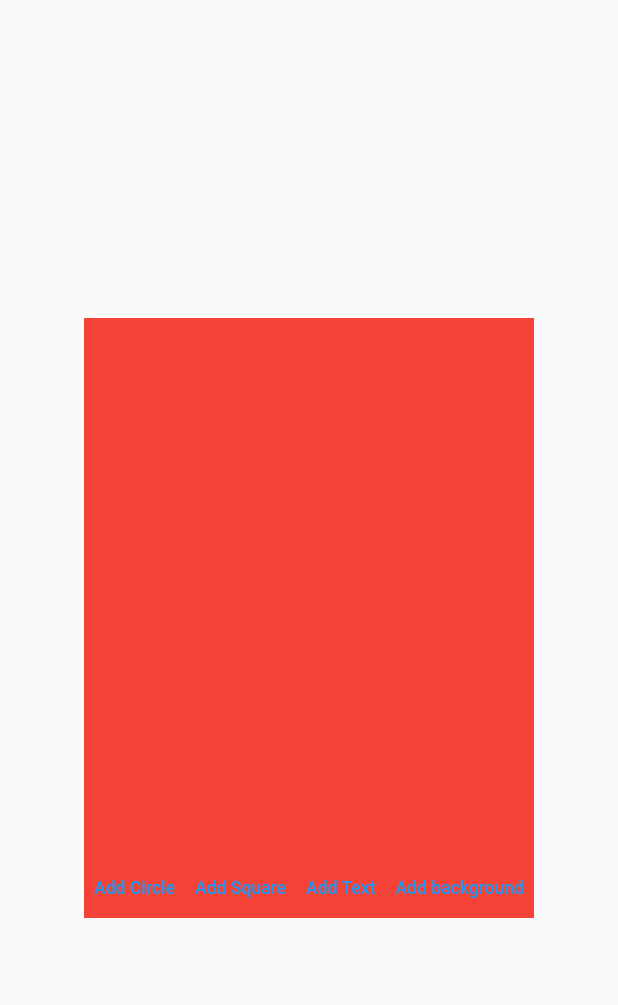
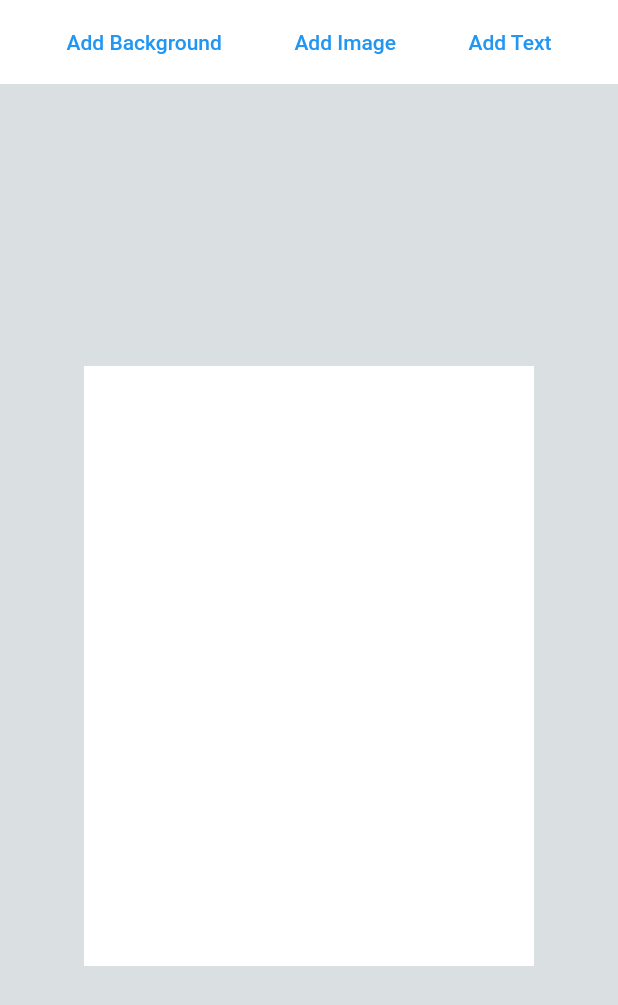
Before and after one commit to Jifflis/id-generator, a Flutter app: the screen it shows after launch, on a phone screen of 412 x 824 dp. Shown: the top 1005 px of the screen. Run offline on Flutter 3.47's test engine with Material 2 defaults, Android fonts, the phone set to English and light mode, and no system bars; our stand-ins replace auto_route, bloc, file_picker, flutter_bloc, freezed_annotation; generated files the repository leaves out were written again.

Commit message:
Update layout

```diff
--- /dev/null
+++ b/lib/app/style.dart
@@ -0,0 +1,43 @@
+import 'package:flutter/material.dart';
+
+class Style {
+  static const double spacing8 = 8;
+
+  ///Padding ========================================================
+  static const EdgeInsets primaryPadding = EdgeInsets.all(4);
+
+  ///Colors =========================================================
+  static const Color colorWhite = Colors.white;
+
+  /// Grey1 - Used: Bottom Nav not selected icons, grey checkmarks, typography
+  static const Color colorGrey1 = Color(0xFF555759);
+
+  /// Grey2 - Used: Search boxes, input boxes,
+  static const Color colorGrey2 = Color(0xFFB0B1B3);
+
+  /// Grey3 - Used: toggle switch
+  static const Color colorGrey3 = Color(0xFFDADFE1);
+
+  /// Grey4 - Used: app header
+  static const Color colorGrey4 = Color(0xFFF1F2F3);
+
+  /// Screen Background - Used: for screen background to give translucent effect.
+  static const Color colorScreenBackground = Color(0x4DDADFE1);
+
+  /// White Card - Used: on cards to leave translucent effect.
+  static const Color colorWhiteCard = Color(0xFAFFFFFF);
+
+  /// Transparent - Used: to hide
+  static const Color colorTransparent = Colors.transparent;
+
+  ///Text Styling =====================================================
+  static const boldFontWeight = FontWeight.w700;
+  static const semiBoldFontWeight = FontWeight.w600;
+  static const mediumFontWeight = FontWeight.w500;
+  static const regularFontWeight = FontWeight.w400;
+  static const lightFontWeight = FontWeight.w300;
+
+  /// bodyCopy - 14pt regular
+  static TextStyle get bodyCopy =>
+      const TextStyle(fontSize: 14, height: 1.25, letterSpacing: 0, fontWeight: regularFontWeight);
+}
--- a/lib/features/id_painter/painter_widget.dart
+++ b/lib/features/id_painter/painter_widget.dart
@@ -6,6 +6,7 @@ import 'package:flutter/material.dart' hide Image;
 import 'package:id_generator/features/id_painter/model/circle.dart';
 import 'package:id_generator/features/id_painter/model/square.dart';
 
+import '../../app/style.dart';
 import 'model/id_painter.dart';
 import 'model/shape.dart';
 
@@ -67,20 +68,26 @@ class _PainterWidgetState extends State<PainterWidget> {
   }
 
   @override
+  void didUpdateWidget(covariant PainterWidget oldWidget) {
+    _backgroundImage = widget.backgroundImage;
+    super.didUpdateWidget(oldWidget);
+  }
+
+  @override
   Widget build(BuildContext context) {
     return Container(
       width: widget.width,
       height: widget.height,
-      color: Colors.red,
+      color: Style.colorWhite,
       child: Column(
         mainAxisAlignment: MainAxisAlignment.center,
         crossAxisAlignment: CrossAxisAlignment.center,
         children: [
-          Expanded(
-            child: GestureDetector(
+          GestureDetector(
             onTapDown: _onTapDownFn,
             onPanUpdate: _onPanUpdateFn,
             child: CustomPaint(
+              size: Size(widget.width, widget.height),
               painter: IdPainter(
                 shapes: _shapes,
                 selectedShape: _selectedShape,
@@ -88,73 +95,72 @@ class _PainterWidgetState extends State<PainterWidget> {
               ),
             ),
           ),
-          ),
-          FittedBox(
-            child: Row(
-              crossAxisAlignment: CrossAxisAlignment.center,
-              mainAxisAlignment: MainAxisAlignment.center,
-              children: [
-                TextButton(
-                  onPressed: () {
-                    _shapes.insert(
-                        0,
-                        Circle(
-                            radius: 40,
-                            offset: const Offset(300 / 2, 500 / 2),
-                            paint: Paint()
-                              ..color = Colors.lightGreenAccent
-                              ..strokeWidth = 3
-                              ..style = PaintingStyle.fill
-                              ..strokeCap = StrokeCap.round));
-                  },
-                  child: const Text('Add Circle'),
-                ),
-                TextButton(
-                  onPressed: () {
-                    _shapes.insert(
-                        0,
-                        Square(
-                            size: 80,
-                            offset: const Offset(300 / 2, 500 / 2),
-                            paint: Paint()
-                              ..color = Colors.yellow
-                              ..strokeWidth = 3
-                              ..style = PaintingStyle.fill
-                              ..strokeCap = StrokeCap.round));
-                  },
-                  child: const Text('Add Square'),
-                ),
-                TextButton(
-                  onPressed: () {
-                    //  _handleSavePressed();
-                    // shapes.add(TextShape(
-                    //   text: 'Sample Text',
-                    //   textStyle: TextStyle(backgroundColor: Colors.green),
-                    //   offset: const Offset(300 / 2, 500 / 2),
-                    //   maxWidth: 100,
-                    // ));
-                  },
-                  child: const Text('Add Text'),
-                ),
-                TextButton(
-                  onPressed: () async {
-                    FilePickerResult? result = await FilePicker.platform.pickFiles(withData: true);
-
-                    if (result != null) {
-                      final bytes = result.files.first.bytes;
-                      if (bytes != null) {
-                        _backgroundImage = await decodeImageFromList(bytes);
-                        setState(() {});
-                      }
-                    } else {
-                      // User canceled the picker
-                    }
-                  },
-                  child: const Text('Add background'),
-                ),
-              ],
-            ),
-          )
+          // FittedBox(
+          //   child: Row(
+          //     crossAxisAlignment: CrossAxisAlignment.center,
+          //     mainAxisAlignment: MainAxisAlignment.center,
+          //     children: [
+          //       TextButton(
+          //         onPressed: () {
+          //           _shapes.insert(
+          //               0,
+          //               Circle(
+          //                   radius: 40,
+          //                   offset: const Offset(300 / 2, 500 / 2),
+          //                   paint: Paint()
+          //                     ..color = Colors.lightGreenAccent
+          //                     ..strokeWidth = 3
+          //                     ..style = PaintingStyle.fill
+          //                     ..strokeCap = StrokeCap.round));
+          //         },
+          //         child: const Text('Add Circle'),
+          //       ),
+          //       TextButton(
+          //         onPressed: () {
+          //           _shapes.insert(
+          //               0,
+          //               Square(
+          //                   size: 80,
+          //                   offset: const Offset(300 / 2, 500 / 2),
+          //                   paint: Paint()
+          //                     ..color = Colors.yellow
+          //                     ..strokeWidth = 3
+          //                     ..style = PaintingStyle.fill
+          //                     ..strokeCap = StrokeCap.round));
+          //         },
+          //         child: const Text('Add Square'),
+          //       ),
+          //       TextButton(
+          //         onPressed: () {
+          //           //  _handleSavePressed();
+          //           // shapes.add(TextShape(
+          //           //   text: 'Sample Text',
+          //           //   textStyle: TextStyle(backgroundColor: Colors.green),
+          //           //   offset: const Offset(300 / 2, 500 / 2),
+          //           //   maxWidth: 100,
+          //           // ));
+          //         },
+          //         child: const Text('Add Text'),
+          //       ),
+          //       TextButton(
+          //         onPressed: () async {
+          //           FilePickerResult? result = await FilePicker.platform.pickFiles(withData: true);
+          //
+          //           if (result != null) {
+          //             final bytes = result.files.first.bytes;
+          //             if (bytes != null) {
+          //               _backgroundImage = await decodeImageFromList(bytes);
+          //               setState(() {});
+          //             }
+          //           } else {
+          //             // User canceled the picker
+          //           }
+          //         },
+          //         child: const Text('Add background'),
+          //       ),
+          //     ],
+          //   ),
+          // )
         ],
       ),
     );
--- a/lib/features/page_layout/cubit/page_layout_cubit.dart
+++ b/lib/features/page_layout/cubit/page_layout_cubit.dart
@@ -2,7 +2,6 @@ import 'dart:ui';
 
 import 'package:collection/collection.dart';
 import 'package:bloc/bloc.dart';
-import 'package:flutter/material.dart' hide Image;
 import 'package:freezed_annotation/freezed_annotation.dart';
 
 import '../../id_painter/model/shape.dart';
--- a/lib/features/page_layout/page_layout.dart
+++ b/lib/features/page_layout/page_layout.dart
@@ -1,25 +1,85 @@
+import 'package:auto_route/auto_route.dart';
+import 'package:file_picker/file_picker.dart';
 import 'package:flutter/material.dart' hide Image;
+import 'package:flutter_bloc/flutter_bloc.dart';
+import 'package:id_generator/features/page_layout/cubit/page_layout_cubit.dart';
+import 'package:id_generator/features/page_layout/widgets/card_options.dart';
 
+import '../../app/style.dart';
 import '../id_painter/painter_widget.dart';
 
-class PageLayout extends StatefulWidget {
+class PageLayout extends StatefulWidget with AutoRouteWrapper {
   const PageLayout({
     Key? key,
   }) : super(key: key);
 
   @override
   State<PageLayout> createState() => _PageLayoutState();
+
+  @override
+  Widget wrappedRoute(BuildContext context) {
+    return BlocProvider(
+      create: (_) => PageLayoutCubit(),
+      child: this,
+    );
+  }
 }
 
 class _PageLayoutState extends State<PageLayout> {
+  late PageLayoutCubit _cubit;
+
+  Future<void> _addBackgroundFn() async {
+    FilePickerResult? result = await FilePicker.platform.pickFiles(withData: true);
+
+    if (result != null) {
+      final bytes = result.files.first.bytes;
+      if (bytes != null) {
+        _cubit.backgroundImage = (await decodeImageFromList(bytes));
+      }
+    } else {
+      // User canceled the picker
+    }
+  }
+
+  @override
+  void initState() {
+    _cubit = context.read<PageLayoutCubit>();
+    super.initState();
+  }
+
   @override
   Widget build(BuildContext context) {
-    return const Scaffold(
-        body: Center(
-      child: PainterWidget(
-        width: 300,
-        height: 400,
+    return Scaffold(
+      backgroundColor: Style.colorGrey3,
+      body: SafeArea(
+        child: Center(
+          child: Column(
+            children: [
+              CardOptions(
+                onAddBackground: _addBackgroundFn,
+              ),
+              const SizedBox(height: Style.spacing8),
+              Flexible(
+                child: SizedBox(
+                  height: double.infinity,
+                  width: double.infinity,
+                  child: Center(
+                    child: BlocBuilder<PageLayoutCubit, PageLayoutState>(
+                      builder: (context, state) {
+                        return PainterWidget(
+                          width: 300,
+                          height: 400,
+                          backgroundImage: state.backgroundImage,
+                        );
+                      },
+                    ),
+                  ),
+                ),
+              ),
+            ],
+          ),
+        ),
       ),
-    ));
+    );
   }
 }
--- /dev/null
+++ b/lib/features/page_layout/widgets/card_options.dart
@@ -0,0 +1,33 @@
+import 'package:flutter/cupertino.dart';
+import 'package:id_generator/features/widgets/button.dart';
+
+import '../../../app/style.dart';
+
+class CardOptions extends StatelessWidget {
+  const CardOptions({
+    this.onAddBackground,
+    this.onAddImage,
+    this.onAddText,
+    Key? key,
+  }) : super(key: key);
+
+  final Function()? onAddBackground;
+  final Function()? onAddImage;
+  final Function()? onAddText;
+
+  @override
+  Widget build(BuildContext context) {
+    return Container(
+      color: Style.colorWhite,
+      padding: Style.primaryPadding,
+      child: Row(
+        mainAxisAlignment: MainAxisAlignment.spaceEvenly,
+        children: [
+          Button(text: 'Add Background', onPressed: onAddBackground),
+          Button(text: 'Add Image', onPressed: onAddImage),
+          Button(text: 'Add Text', onPressed: onAddText),
+        ],
+      ),
+    );
+  }
+}
--- /dev/null
+++ b/lib/features/widgets/button.dart
@@ -0,0 +1,12 @@
+import 'package:flutter/material.dart';
+
+class Button extends StatelessWidget {
+  const Button({this.onPressed, this.text = '', Key? key}) : super(key: key);
+  final String text;
+  final Function()? onPressed;
+
+  @override
+  Widget build(BuildContext context) {
+    return TextButton(onPressed: onPressed ?? () {}, child: Text(text));
+  }
+}
--- a/pubspec.yaml
+++ b/pubspec.yaml
@@ -35,12 +35,13 @@ dependencies:
   auto_route: ^5.0.4
   cupertino_icons: ^1.0.2
   freezed_annotation: ^2.1.0
-  json_annotation: ^4.6.0
+  PL json_annotation: ^4.6.0
   file_picker: ^5.2.2
   path_provider: ^2.0.11
   gallery_saver: ^2.3.2
   bloc: ^8.1.0
   flutter_bloc: ^8.0.1
+  image: ^3.2.2
 
 dev_dependencies:
   flutter_test:
```
Lines whose indentation alone changed are shown as unchanged.
